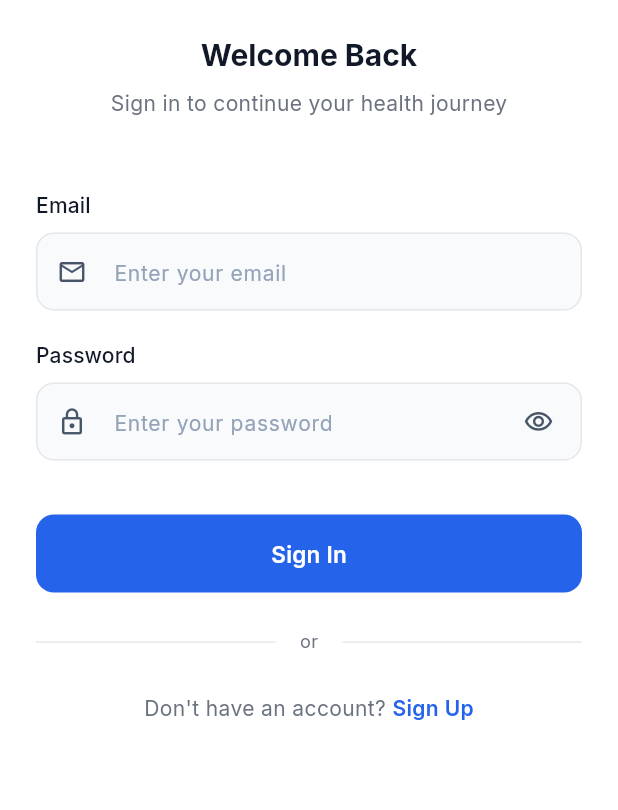
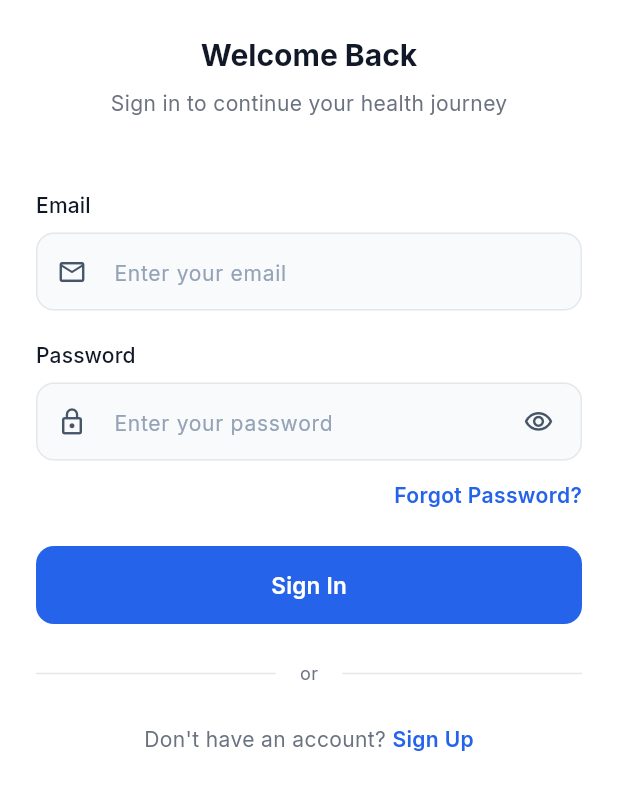
Before and after one commit to NikhilBarvadiya/patients, a Flutter app: the screen it shows after launch, on a phone screen of 412 x 824 dp, the part 204-1014 px from its top. Run offline on Flutter 3.47's test engine with Material 3 defaults, Android fonts, the phone set to English and light mode, and no system bars; drawn by our look-alikes of toastification; our stand-ins replace cached_network_image, connectivity_plus, dio, firebase_core, firebase_messaging, flutter_local_notifications and 8 more; missing offline and left inert: razorpay_flutter; accounts and stored records are empty.

Commit message:
Password req API calling and otp verification done...!

```diff
--- a/lib/utils/network/api_index.dart
+++ b/lib/utils/network/api_index.dart
@@ -7,6 +7,10 @@ class APIIndex {
   static const String otpSend = 'patient/otp/send';
   static const String otpVerify = 'patient/otp/verify';
 
+  /// Forgot Password
+  static const String forgotPassword = 'patient/forgot-password';
+
+  /// Profile
   static const String getProfile = 'patient/get-profile';
   static const String updateProfile = 'patient/update-profile';
   static const String updatePassword = 'patient/change-password';
--- a/lib/views/auth/login/login.dart
+++ b/lib/views/auth/login/login.dart
@@ -105,7 +105,27 @@ class Login extends StatelessWidget {
                         contentPadding: const EdgeInsets.symmetric(horizontal: 16, vertical: 14),
                       ),
                     ),
-                    const SizedBox(height: 36),
+                    const SizedBox(height: 12),
+                    Align(
+                      alignment: Alignment.centerRight,
+                      child: TextButton(
+                        onPressed: () => ctrl.forgotPassword(),
+                        style: TextButton.styleFrom(padding: EdgeInsets.zero, minimumSize: const Size(0, 0), tapTargetSize: MaterialTapTargetSize.shrinkWrap),
+                        child: Row(
+                          spacing: 10.0,
+                          mainAxisSize: MainAxisSize.min,
+                          children: [
+                            Text(
+                              'Forgot Password?',
+                              style: Theme.of(context).textTheme.bodyMedium?.copyWith(color: decoration.colorScheme.primary, fontWeight: FontWeight.w600),
+                            ),
+                            if (ctrl.isForgotPasswordLoading.value)
+                              SizedBox(width: 12, height: 12, child: CircularProgressIndicator(strokeWidth: 2, valueColor: AlwaysStoppedAnimation<Color>(decoration.colorScheme.primary))),
+                          ],
+                        ),
+                      ),
+                    ),
+                    const SizedBox(height: 24),
                     SizedBox(
                       height: 52,
                       child: ElevatedButton(
--- a/lib/views/dashboard/home/home_ctrl.dart
+++ b/lib/views/dashboard/home/home_ctrl.dart
@@ -63,11 +63,7 @@ class HomeCtrl extends GetxController {
       if (response != null && response['docs'] is List) {
         final List newServices = response['docs'];
         if (newServices.isNotEmpty) {
-          // final parsedServices = newServices.map((item) => ServiceModel.fromJson(item)).toList();
-          final parsedServices = newServices.map((item) {
-            item["images"] = ["https://example.com/image1.jpg", "https://example.com/image2.jpg"];
-            return ServiceModel.fromJson(item);
-          }).toList();
+          final parsedServices = newServices.map((item) => ServiceModel.fromJson(item)).toList();
           regularServices.assignAll(parsedServices);
         }
       }
--- a/lib/views/dashboard/profile/profile_ctrl.dart
+++ b/lib/views/dashboard/profile/profile_ctrl.dart
@@ -113,6 +113,7 @@ class ProfileCtrl extends GetxController {
   }
 
   void _parseUserData(Map<String, dynamic> data) {
+    List coordinates = data['location']['coordinates'] ?? [];
     user.value = UserModel(
       id: data['_id'] ?? '',
       name: data['name'] ?? '',
@@ -123,7 +124,7 @@ class ProfileCtrl extends GetxController {
       avatar: data['avatar'] ?? '',
       location: LocationModel(
         address: data['location'] != null ? data['location']['address'] ?? '' : '',
-        coordinates: data['location'] != null ? List<double>.from(data['location']['coordinates'] ?? [0.0, 0.0]) : [0.0, 0.0],
+        coordinates: data['location'] != null ? List<double>.from([double.tryParse(coordinates.first.toString()) ?? 0.0, double.tryParse(coordinates.last.toString()) ?? 0.0]) : [0.0, 0.0],
       ),
     );
   }
@@ -176,7 +177,7 @@ class ProfileCtrl extends GetxController {
         'email': emailController.text.trim(),
         'mobile': mobileController.text.trim(),
         'address': user.value.location.address,
-        'coordinates': user.value.location.coordinates.first,
+        'coordinates': user.value.location.coordinates,
       };
       dio.FormData formData = dio.FormData.fromMap(request);
       final response = await _authService.updateProfile(formData);
```
Also changed, not shown: lib/views/auth/auth_service.dart (+14 -0 lines), lib/views/auth/login/login_ctrl.dart (+23 -1 lines).
